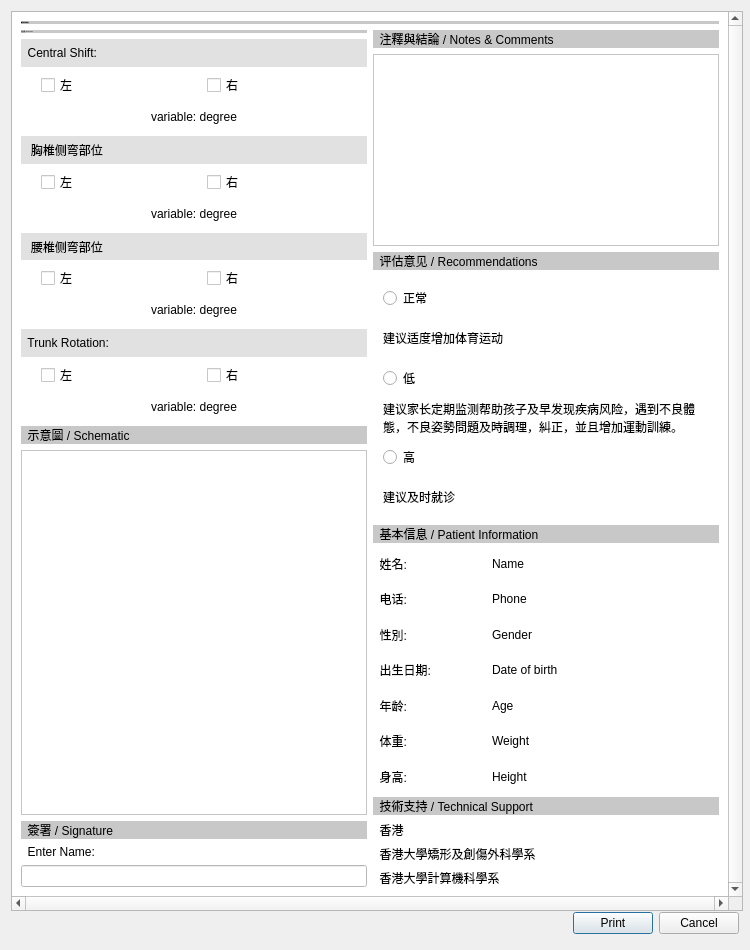
Old version of the form DesktopApp/reportdialog.ui in the repository michaelfong2017/landmark-annotator-desktop.
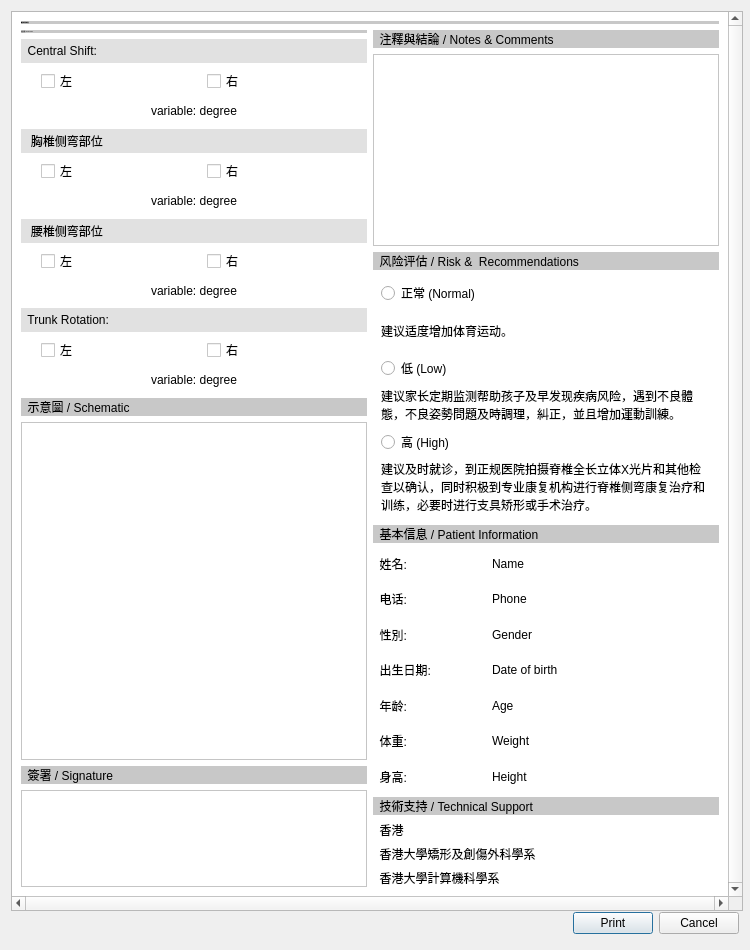
New version of the form.

Diff of the .ui file:
```diff
--- a/DesktopApp/reportdialog.ui
+++ b/DesktopApp/reportdialog.ui
@@ -67,7 +67,7 @@
         <x>0</x>
         <y>0</y>
         <width>713</width>
-        <height>881</height>
+        <height>893</height>
        </rect>
       </property>
       <property name="styleSheet">
@@ -113,7 +113,7 @@
        <item>
         <layout class="QHBoxLayout" name="b_ContentLayout" stretch="1,1">
          <item>
-          <layout class="QVBoxLayout" name="LeftVerticalLayout" stretch="0,0,0">
+          <layout class="QVBoxLayout" name="LeftVerticalLayout" stretch="3,3,1">
            <item>
             <layout class="QVBoxLayout" name="ResultAnalysis" stretch="1,1,1,1,1">
              <item>
@@ -469,7 +469,7 @@
             </layout>
            </item>
            <item>
-            <layout class="QVBoxLayout" name="Signature">
+            <layout class="QVBoxLayout" name="Signature" stretch="1,1">
              <item>
               <widget class="QLabel" name="label_17">
                <property name="sizePolicy">
@@ -488,19 +488,24 @@
               </widget>
              </item>
              <item>
-              <widget class="QLabel" name="label_21">
-               <property name="styleSheet">
-                <string notr="true">font: 12px &quot;MS Shell Dlg 2&quot;;
-</string>
+              <widget class="QGraphicsView" name="signView">
+               <property name="enabled">
+                <bool>true</bool>
                </property>
-               <property name="text">
-                <string>  Enter Name:</string>
+               <property name="sizePolicy">
+                <sizepolicy hsizetype="Minimum" vsizetype="Minimum">
+                 <horstretch>0</horstretch>
+                 <verstretch>0</verstretch>
+                </sizepolicy>
+               </property>
+               <property name="minimumSize">
+                <size>
+                 <width>0</width>
+                 <height>20</height>
+                </size>
                </property>
               </widget>
              </item>
-             <item>
-              <widget class="QLineEdit" name="lineEdit"/>
-             </item>
             </layout>
            </item>
           </layout>
@@ -546,20 +551,23 @@
 background-color: rgb(200, 200, 200);</string>
                </property>
                <property name="text">
-                <string>  评估意见 / Recommendations</string>
+                <string>  风险评估 / Risk &amp;  Recommendations</string>
                </property>
               </widget>
              </item>
              <item>
               <layout class="QVBoxLayout" name="verticalLayout_3" stretch="1,0,1,0,1,0">
                <property name="leftMargin">
-                <number>10</number>
+                <number>8</number>
                </property>
                <property name="topMargin">
-                <number>10</number>
+                <number>5</number>
                </property>
                <property name="rightMargin">
-                <number>10</number>
+                <number>8</number>
+               </property>
+               <property name="bottomMargin">
+                <number>5</number>
                </property>
                <item>
                 <widget class="QRadioButton" name="radioButton">
@@ -568,7 +576,7 @@
 </string>
                  </property>
                  <property name="text">
-                  <string>正常</string>
+                  <string>正常 (Normal)</string>
                  </property>
                 </widget>
                </item>
@@ -578,7 +586,7 @@
                   <string notr="true">font: 12px &quot;MS Shell Dlg 2&quot;;</string>
                  </property>
                  <property name="text">
-                  <string>建议适度增加体育运动</string>
+                  <string>建议适度增加体育运动。</string>
                  </property>
                  <property name="wordWrap">
                   <bool>true</bool>
@@ -592,7 +600,7 @@
 </string>
                  </property>
                  <property name="text">
-                  <string>低</string>
+                  <string>低 (Low)</string>
                  </property>
                 </widget>
                </item>
@@ -619,7 +627,7 @@
 </string>
                  </property>
                  <property name="text">
-                  <string>高</string>
+                  <string>高 (High)</string>
                  </property>
                 </widget>
                </item>
@@ -629,7 +637,7 @@
                   <string notr="true">font: 12px &quot;MS Shell Dlg 2&quot;;</string>
                  </property>
                  <property name="text">
-                  <string>建议及时就诊</string>
+                  <string>建议及时就诊，到正规医院拍摄脊椎全长立体X光片和其他检查以确认，同时积极到专业康复机构进行脊椎侧弯康复治疗和训练，必要时进行支具矫形或手术治疗。</string>
                  </property>
                  <property name="wordWrap">
                   <bool>true</bool>
```
